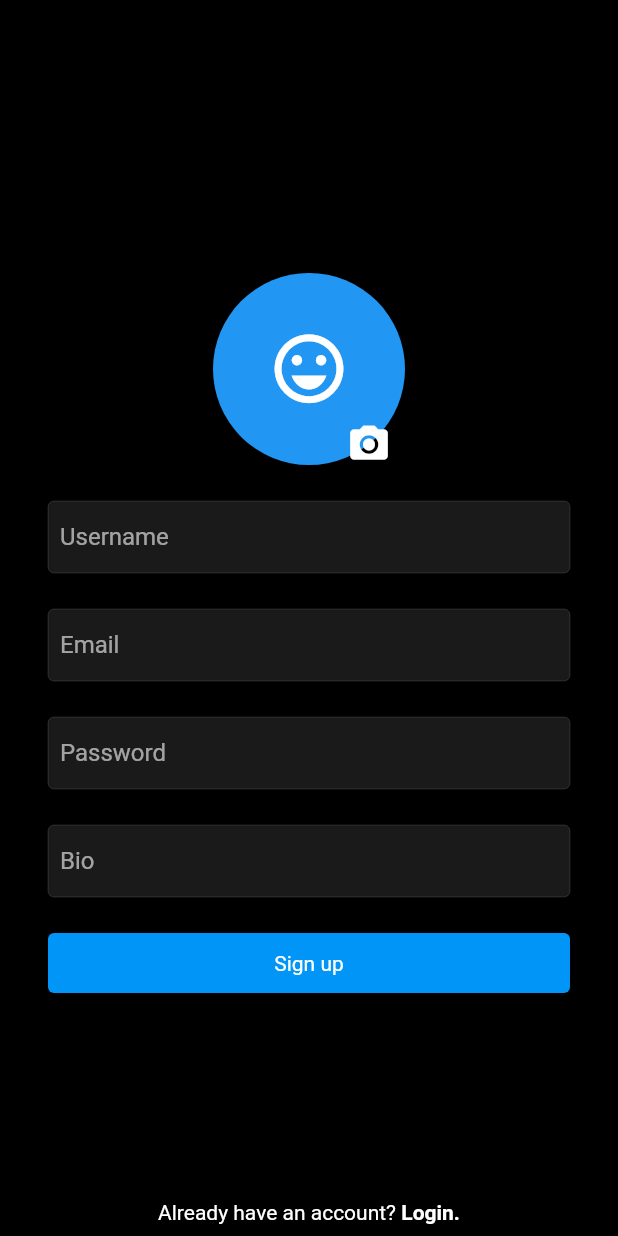
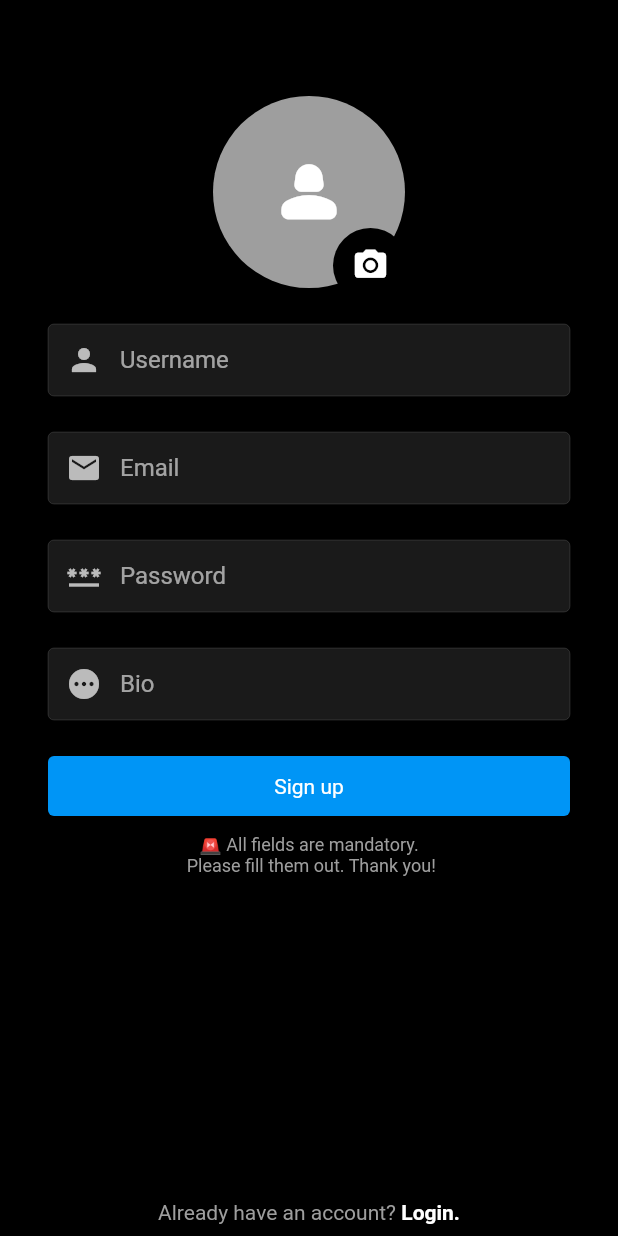
Before and after one commit to khanadnan10/nri-campus-dairy, a Flutter app: the screen it shows after launch, after a tap on "Signup.", on a phone screen of 412 x 824 dp. Run offline on Flutter 3.47's test engine with Material 2 defaults, Android fonts, the phone set to English and light mode, and no system bars; our stand-ins replace cached_network_image, cloud_firestore, firebase_auth, firebase_core, firebase_storage, flutter_svg and 1 more; accounts and stored records are empty.

Commit message:
FIX: Signup check

```diff
--- a/lib/responsive/web_screen_layout.dart
+++ b/lib/responsive/web_screen_layout.dart
@@ -1,5 +1,4 @@
 import 'package:flutter/material.dart';
-import 'package:flutter_svg/flutter_svg.dart';
 import 'package:nri_campus_dairy/utils/colors.dart';
 import 'package:nri_campus_dairy/utils/global_variable.dart';
 
--- a/lib/screens/add_post_screen.dart
+++ b/lib/screens/add_post_screen.dart
@@ -170,7 +170,9 @@ class _AddPostScreenState extends State<AddPostScreen> {
                         userProvider.getUser.photoUrl,
                       ),
                     ),
-                    SizedBox(
+                    const SizedBox(width: 5,),
+                    Expanded(
+                      child: SizedBox(
                         width: MediaQuery.of(context).size.width * 0.3,
                         child: TextField(
                           controller: _descriptionController,
@@ -178,6 +180,7 @@ class _AddPostScreenState extends State<AddPostScreen> {
                               hintText: "Write a caption...",
                               border: InputBorder.none),
                           maxLines: 8,
+                        ),
                       ),
                     ),
                     SizedBox(
--- a/lib/screens/login_screen.dart
+++ b/lib/screens/login_screen.dart
@@ -81,11 +81,7 @@ class _LoginScreenState extends State<LoginScreen> {
               const Text(
                 'NRI \nCampus Diary',
                 textAlign: TextAlign.center,
-                style: TextStyle(
-
-                  fontSize: 50,
-                  fontWeight: FontWeight.bold
-                ),
+                style: TextStyle(fontSize: 50, fontWeight: FontWeight.bold),
               ),
               // SvgPicture.asset(
               //   'assets/ic_instagram.svg',
@@ -97,6 +93,9 @@ class _LoginScreenState extends State<LoginScreen> {
               ),
               TextFieldInput(
                 hintText: 'Enter your email',
+                prefixIcon: const Icon(
+                  Icons.email,
+                ),
                 textInputType: TextInputType.emailAddress,
                 textEditingController: _emailController,
               ),
@@ -105,6 +104,9 @@ class _LoginScreenState extends State<LoginScreen> {
               ),
               TextFieldInput(
                 hintText: 'Enter your password',
+                 prefixIcon: const Icon(
+                  Icons.password,
+                ),
                 textInputType: TextInputType.text,
                 textEditingController: _passwordController,
                 isPass: true,
--- a/lib/screens/signup_screen.dart
+++ b/lib/screens/signup_screen.dart
@@ -1,6 +1,5 @@
-import 'dart:typed_data';
 import 'package:flutter/material.dart';
-import 'package:flutter_svg/flutter_svg.dart';
+import 'package:flutter/services.dart';
 import 'package:image_picker/image_picker.dart';
 import 'package:nri_campus_dairy/resources/auth_methods.dart';
 import 'package:nri_campus_dairy/responsive/mobile_screen_layout.dart';
@@ -36,11 +35,13 @@ class _SignupScreenState extends State<SignupScreen> {
 
   void signUpUser() async {
     // set loading to true
+
+    // signup user using our authmethodds
+
     setState(() {
       _isLoading = true;
     });
 
-    // signup user using our authmethodds
     String res = await AuthMethods().signUpUser(
         email: _emailController.text,
         password: _passwordController.text,
@@ -48,6 +49,7 @@ class _SignupScreenState extends State<SignupScreen> {
         bio: _bioController.text,
         file: _image!);
     // if string returned is sucess, user has been created
+
     if (res == "success") {
       setState(() {
         _isLoading = false;
@@ -77,6 +79,7 @@ class _SignupScreenState extends State<SignupScreen> {
   selectImage() async {
     Uint8List im = await pickImage(ImageSource.gallery);
     // set state because we need to display the image we selected on the circle avatar
+
     setState(() {
       _image = im;
     });
@@ -88,15 +91,16 @@ class _SignupScreenState extends State<SignupScreen> {
       resizeToAvoidBottomInset: false,
       body: SafeArea(
         child: Container(
+          height: MediaQuery.of(context).size.height,
           padding: const EdgeInsets.symmetric(horizontal: 32),
-          width: double.infinity,
+          width: MediaQuery.of(context).size.width,
           child: Column(
             crossAxisAlignment: CrossAxisAlignment.center,
             children: [
-              Flexible(
-                flex: 2,
-                child: Container(),
-              ),
+              // Flexible(
+              //   flex: 2,
+              //   child: Container(),
+              // ),
               // const Text(
               //   'NRI \nCampus Diary',
               //   style: TextStyle(fontSize: 50, fontWeight: FontWeight.bold),
@@ -119,9 +123,9 @@ class _SignupScreenState extends State<SignupScreen> {
                         )
                       : const CircleAvatar(
                           radius: 64,
-                          backgroundColor: Colors.blue,
+                          backgroundColor: Colors.grey,
                           child: Icon(
-                            Icons.emoji_emotions_outlined,
+                            Icons.person_2_rounded,
                             size: 55.0,
                             color: Colors.white,
                           ),
@@ -129,9 +133,18 @@ class _SignupScreenState extends State<SignupScreen> {
                   Positioned(
                     bottom: -10,
                     left: 80,
-                    child: IconButton(
-                      onPressed: selectImage,
-                      icon: const Icon(Icons.camera_alt, size: 30.0,),
+                    child: Container(
+                      decoration: BoxDecoration(
+                          color: mobileBackgroundColor,
+                          borderRadius: BorderRadius.circular(50.0),
+                          border: Border.all(style: BorderStyle.none)),
+                      child: IconButton(
+                        onPressed: selectImage,
+                        icon: const Icon(
+                          Icons.camera_alt,
+                          size: 25.0,
+                        ),
+                      ),
                     ),
                   )
                 ],
@@ -141,6 +154,9 @@ class _SignupScreenState extends State<SignupScreen> {
               ),
               TextFieldInput(
                 hintText: 'Username',
+                prefixIcon: const Icon(
+                  Icons.person,
+                ),
                 textInputType: TextInputType.text,
                 textEditingController: _usernameController,
               ),
@@ -149,6 +165,9 @@ class _SignupScreenState extends State<SignupScreen> {
               ),
               TextFieldInput(
                 hintText: 'Email',
+                prefixIcon: const Icon(
+                  Icons.email,
+                ),
                 textInputType: TextInputType.emailAddress,
                 textEditingController: _emailController,
               ),
@@ -157,6 +176,9 @@ class _SignupScreenState extends State<SignupScreen> {
               ),
               TextFieldInput(
                 hintText: 'Password',
+                prefixIcon: const Icon(
+                  Icons.password,
+                ),
                 textInputType: TextInputType.text,
                 textEditingController: _passwordController,
                 isPass: true,
@@ -166,6 +188,9 @@ class _SignupScreenState extends State<SignupScreen> {
               ),
               TextFieldInput(
                 hintText: 'Bio',
+                prefixIcon: const Icon(
+                  Icons.pending,
+                ),
                 textInputType: TextInputType.text,
                 textEditingController: _bioController,
               ),
@@ -173,16 +198,34 @@ class _SignupScreenState extends State<SignupScreen> {
                 height: 24,
               ),
               InkWell(
-                onTap: signUpUser,
+                onTap: () {
+                  if (_image == null) {
+                    FocusScope.of(context).unfocus();
+                    showSnackBar(context,
+                        'Choose a profile picture to complete your signup. 📸');
+                    print('image is not found');
+                  } else if (_emailController.text.isEmpty ||
+                      _passwordController.text.isEmpty ||
+                      _usernameController.text.isEmpty ||
+                      _bioController.text.isEmpty) {
+                    FocusScope.of(context).unfocus();
+                    print('details is not found');
+
+                    showSnackBar(context,
+                        '🛑 Hold on! Looks like you missed some fields.');
+                  } else {
+                    signUpUser();
+                  }
+                },
                 child: Container(
                   width: double.infinity,
                   alignment: Alignment.center,
                   padding: const EdgeInsets.symmetric(vertical: 12),
-                  decoration: const ShapeDecoration(
-                    shape: RoundedRectangleBorder(
+                  decoration: ShapeDecoration(
+                    shape: const RoundedRectangleBorder(
                       borderRadius: BorderRadius.all(Radius.circular(4)),
                     ),
-                    color: blueColor,
+                    color: _isLoading ? secondaryColor : blueColor,
                   ),
                   child: !_isLoading
                       ? const Text(
@@ -196,6 +239,11 @@ class _SignupScreenState extends State<SignupScreen> {
               const SizedBox(
                 height: 12,
               ),
+              const Text(
+                "🚨 All fields are mandatory.\n Please fill them out. Thank you!",
+                style: TextStyle(color: secondaryColor, fontSize: 12.0),
+                textAlign: TextAlign.center,
+              ),
               Flexible(
                 flex: 2,
                 child: Container(),
@@ -207,6 +255,9 @@ class _SignupScreenState extends State<SignupScreen> {
                     padding: const EdgeInsets.symmetric(vertical: 8),
                     child: const Text(
                       'Already have an account?',
+                      style: TextStyle(
+                        color: secondaryColor,
+                      ),
                     ),
                   ),
                   GestureDetector(
--- a/lib/utils/utils.dart
+++ b/lib/utils/utils.dart
@@ -4,9 +4,12 @@ import 'package:image_picker/image_picker.dart';
 // for picking up image from gallery
 pickImage(ImageSource source) async {
   final ImagePicker imagePicker = ImagePicker();
+  // XFile? videoFile = await imagePicker.pickVideo(source: source);
   XFile? file = await imagePicker.pickImage(source: source);
   if (file != null) {
     return await file.readAsBytes();
+  } else {
+    return null;
   }
 }
 
--- a/lib/widgets/text_field_input.dart
+++ b/lib/widgets/text_field_input.dart
@@ -4,13 +4,16 @@ class TextFieldInput extends StatelessWidget {
   final TextEditingController textEditingController;
   final bool isPass;
   final String hintText;
+  final Icon? prefixIcon;
   final TextInputType textInputType;
   const TextFieldInput({
     Key? key,
     required this.textEditingController,
     this.isPass = false,
+
     required this.hintText,
     required this.textInputType,
+    this.prefixIcon,
   }) : super(key: key);
 
   @override
@@ -20,8 +23,10 @@ class TextFieldInput extends StatelessWidget {
     );
 
     return TextField(
+
       controller: textEditingController,
       decoration: InputDecoration(
+        prefixIcon: prefixIcon,
         hintText: hintText,
         border: inputBorder,
         focusedBorder: inputBorder,
--- a/pubspec.yaml
+++ b/pubspec.yaml
@@ -9,6 +9,7 @@ environment:
   sdk: ">=2.15.0 <3.0.0"
 
 dependencies:
+  cached_network_image: ^3.2.3
   cloud_firestore: ^4.8.1
   cupertino_icons: ^1.0.2
   firebase_auth: ^4.6.3
@@ -33,7 +34,6 @@ flutter:
   # To add assets to your application, add an assets section, like this:
   assets:
     - assets/ic_instagram.svg
-
   # example:
   # fonts:
   #   - family: Schyler
```
Also changed, not shown: lib/resources/auth_methods.dart (+15 -4 lines), lib/screens/comments_screen.dart (+15 -1 lines), lib/screens/feed_screen.dart (+9 -6 lines), lib/widgets/comment_card.dart (+17 -12 lines), lib/widgets/post_card.dart (+10 -8 lines), pubspec.lock, 1 other file. Lines whose indentation alone changed are shown as unchanged.
